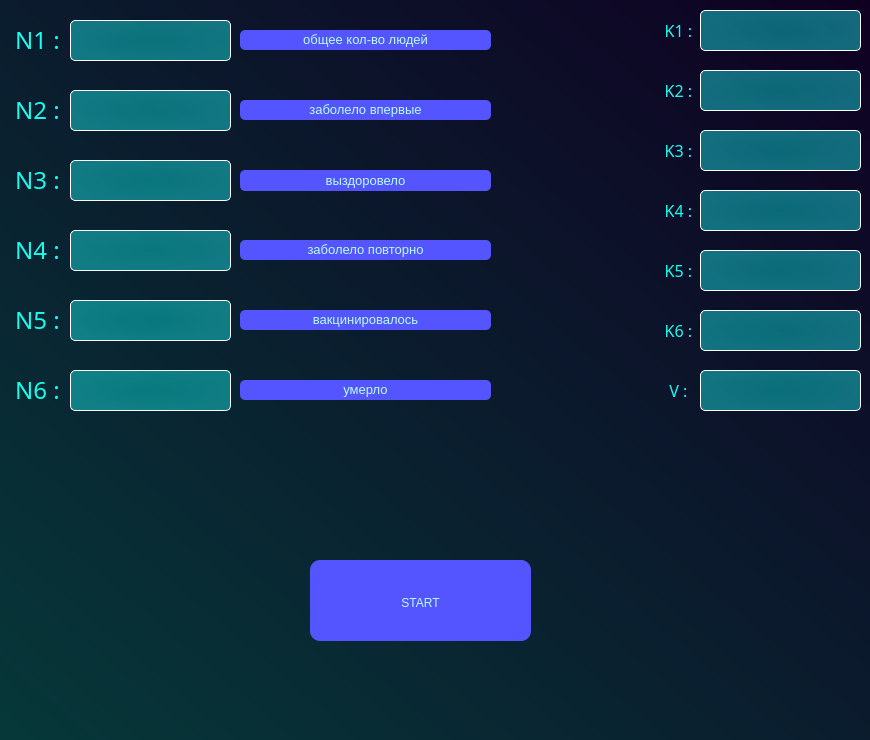
The window that window.ui (V-L-A-P-P/EpidemicSimulation) describes before a commit, drawn with Qt 5.
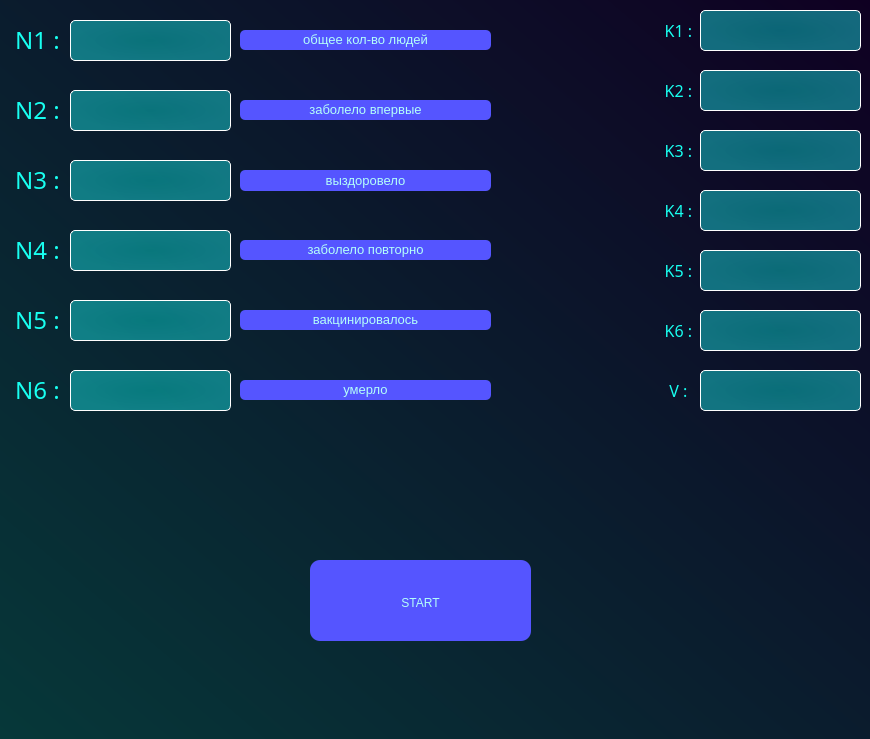
The same window after the commit.

What changed in the file:
```diff
--- a/window.ui
+++ b/window.ui
@@ -7,7 +7,7 @@
     <x>0</x>
     <y>0</y>
     <width>870</width>
-    <height>740</height>
+    <height>739</height>
    </rect>
   </property>
   <property name="windowTitle">
```
